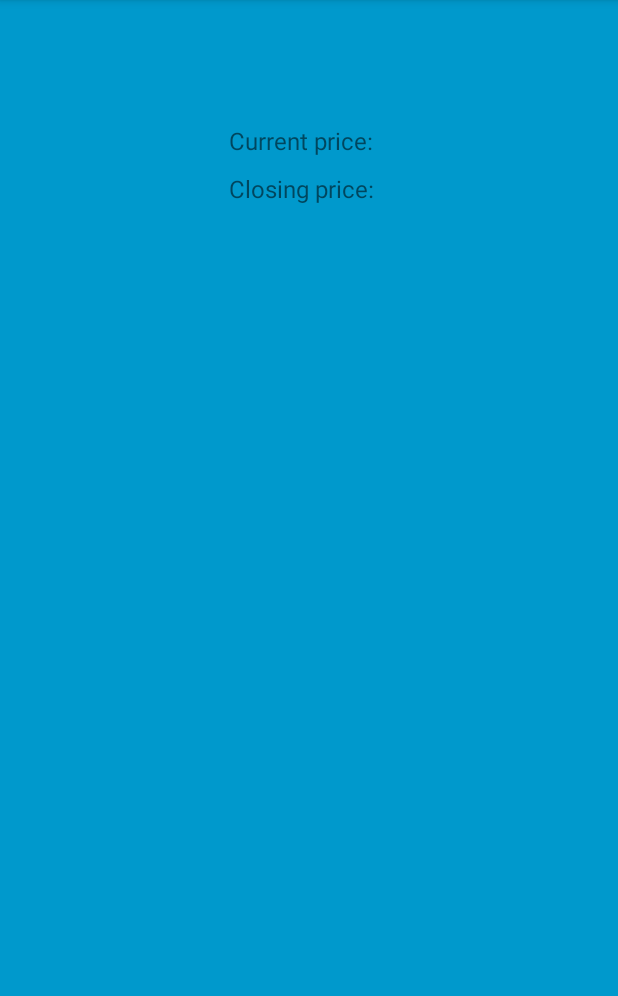
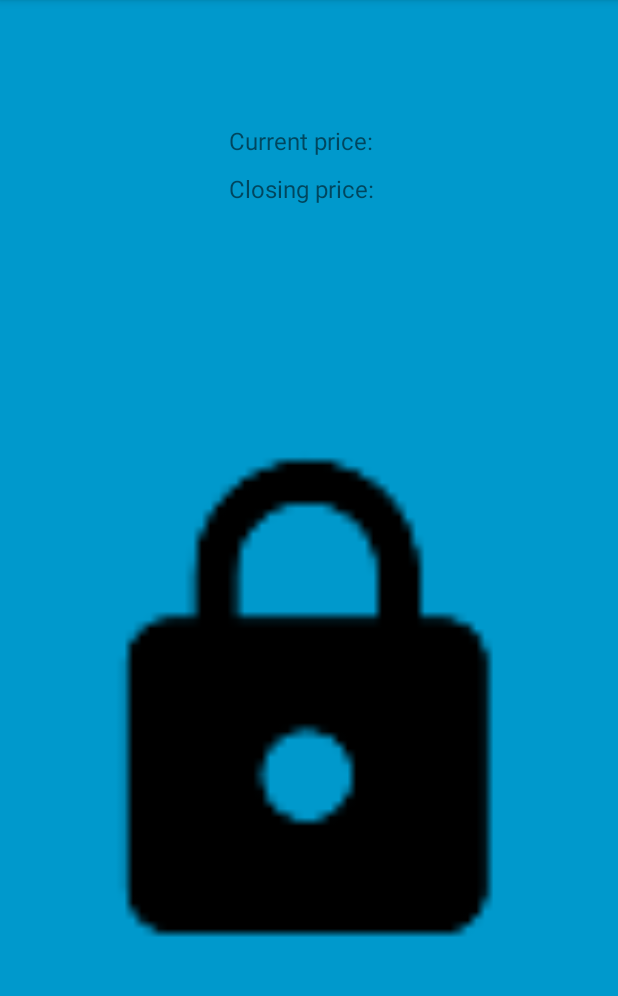
Before and after one commit to iarchii/trade_app, an Android app: the ProductDetailsActivity screen opened directly, with no data from a screen before it, on a phone screen of 412 x 824 dp, the part 84-1080 px from its top. Run offline under Robolectric (Android 15) with nearby library versions, the phone set to English and light mode, and no system bars; our stand-ins replace Dagger/Hilt's generated code, RxJava; 1 statement that could not run was skipped.

```diff
--- a/app/src/main/java/xyz/thecodeside/tradeapp/productdetails/ProductDetailsActivity.kt
+++ b/app/src/main/java/xyz/thecodeside/tradeapp/productdetails/ProductDetailsActivity.kt
@@ -8,6 +8,7 @@ import kotlinx.android.synthetic.main.activity_product_details.*
 import xyz.thecodeside.tradeapp.R
 import xyz.thecodeside.tradeapp.TradeApp
 import xyz.thecodeside.tradeapp.helpers.NumberFormatter
+import xyz.thecodeside.tradeapp.helpers.showToastShort
 
 import xyz.thecodeside.tradeapp.model.Product
 import xyz.thecodeside.tradeapp.model.ResponseError
@@ -33,7 +34,8 @@ class ProductDetailsActivity : AppCompatActivity(), ProductDetailsPresenter.Prod
     }
 
     override fun showError(handleError: ResponseError) {
-        TODO("not implemented") //To change body of created functions use File | Settings | File Templates.
+        //TODO Better error handling
+        showToastShort(handleError.message ?: getString(R.string.unknown_error))
     }
 
     companion object {
--- a/app/src/main/res/layout/activity_product_details.xml
+++ b/app/src/main/res/layout/activity_product_details.xml
@@ -75,4 +75,12 @@
         tools:text="+ 1,25%"
         />
 
+    <ImageView
+        android:id="@+id/lockIv"
+        android:layout_width="match_parent"
+        android:layout_height="0dp"
+        android:layout_weight="1"
+        android:src="@mipmap/ic_lock"
+        />
+
 </LinearLayout>
```
Also changed, not shown: app/src/main/ic_offline-web.png (added), app/src/main/res/mipmap-hdpi/ic_offline.png (added), app/src/main/res/mipmap-mdpi/ic_offline.png (added), app/src/main/res/mipmap-xhdpi/ic_offline.png (added), app/src/main/res/mipmap-xxhdpi/ic_offline.png (added), app/src/main/res/mipmap-xxxhdpi/ic_offline.png (added).
